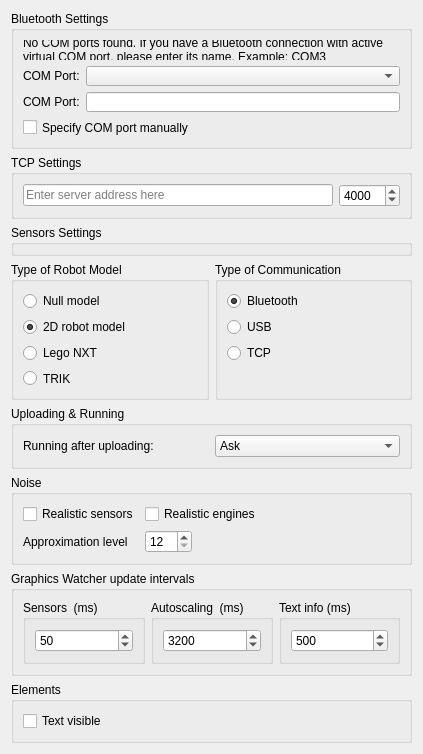
Before: the Qt Designer form plugins/robots/robotsInterpreter/robotSettingsPage.ui in qreal/qreal, drawn with Qt 5.
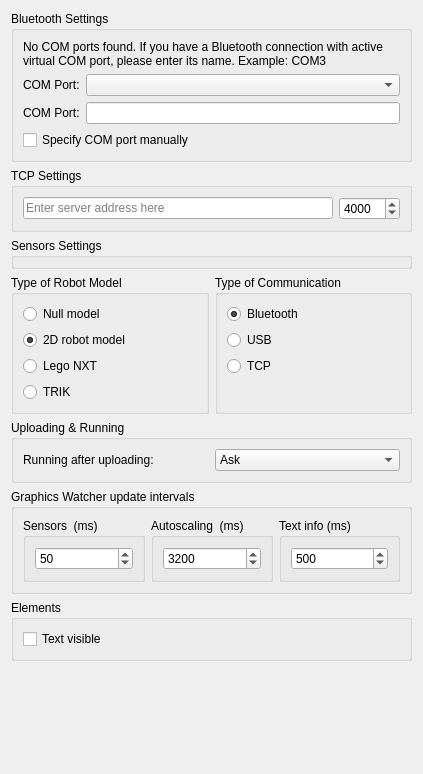
After: the same form once the commit is applied.

Commit message: Added switching between engines in 2D model ui

```diff
--- a/plugins/robots/robotsInterpreter/robotSettingsPage.ui
+++ b/plugins/robots/robotsInterpreter/robotSettingsPage.ui
@@ -7,11 +7,11 @@
     <x>0</x>
     <y>0</y>
     <width>423</width>
-    <height>711</height>
+    <height>774</height>
    </rect>
   </property>
   <layout class="QGridLayout" name="gridLayout">
-   <item row="10" column="0" colspan="2">
+   <item row="9" column="0" colspan="2">
     <spacer name="verticalSpacer_3">
      <property name="orientation">
       <enum>Qt::Vertical</enum>
@@ -27,7 +27,7 @@
      </property>
     </spacer>
    </item>
-   <item row="10" column="0" colspan="2">
+   <item row="9" column="0" colspan="2">
     <spacer name="verticalSpacer">
      <property name="orientation">
       <enum>Qt::Vertical</enum>
@@ -168,7 +168,7 @@
      </layout>
     </widget>
    </item>
-   <item row="7" column="0" colspan="2">
+   <item row="6" column="0" colspan="2">
     <widget class="QGroupBox" name="graphicsWatcherBox">
      <property name="title">
       <string>Graphics Watcher update intervals</string>
@@ -243,7 +243,7 @@
      </layout>
     </widget>
    </item>
-   <item row="8" column="0" colspan="2">
+   <item row="7" column="0" colspan="2">
     <widget class="QGroupBox" name="elementsGroupBox">
      <property name="title">
       <string>Elements</string>
@@ -300,73 +300,6 @@
      </layout>
     </widget>
    </item>
-   <item row="5" column="0" colspan="2">
-    <widget class="QGroupBox" name="noiseSensorsGroupBox">
-     <property name="title">
-      <string>Noise</string>
-     </property>
-     <layout class="QFormLayout" name="formLayout">
-      <property name="fieldGrowthPolicy">
-       <enum>QFormLayout::AllNonFixedFieldsGrow</enum>
-      </property>
-      <property name="leftMargin">
-       <number>9</number>
-      </property>
-      <property name="topMargin">
-       <number>9</number>
-      </property>
-      <property name="rightMargin">
-       <number>9</number>
-      </property>
-      <property name="bottomMargin">
-       <number>9</number>
-      </property>
-      <item row="0" column="0">
-       <widget class="QCheckBox" name="enableSensorNoiseCheckBox">
-        <property name="text">
-         <string>Realistic sensors</string>
-        </property>
-       </widget>
-      </item>
-      <item row="4" column="0">
-       <widget class="QLabel" name="approximationLabel">
-        <property name="toolTip">
-         <string>For higher value the behaviour is closer to realistic but performance is lower.</string>
-        </property>
-        <property name="text">
-         <string>Approximation level</string>
-        </property>
-       </widget>
-      </item>
-      <item row="4" column="1">
-       <widget class="QSpinBox" name="approximationLevelSpinBox">
-        <property name="sizePolicy">
-         <sizepolicy hsizetype="Fixed" vsizetype="Fixed">
-          <horstretch>0</horstretch>
-          <verstretch>0</verstretch>
-         </sizepolicy>
-        </property>
-        <property name="minimum">
-         <number>12</number>
-        </property>
-        <property name="maximum">
-         <number>100</number>
-        </property>
-        <property name="singleStep">
-         <number>4</number>
-        </property>
-       </widget>
-      </item>
-      <item row="0" column="1">
-       <widget class="QCheckBox" name="enableMotorNoiseCheckBox">
-        <property name="text">
-         <string>Realistic engines</string>
-        </property>
-       </widget>
-      </item>
-     </layout>
-    </widget>
-   </item>
    <item row="2" column="0" colspan="2">
     <widget class="QGroupBox" name="sensorsSettingsGroupBox">
      <property name="title">
```
The commit also changes 12 other files.
